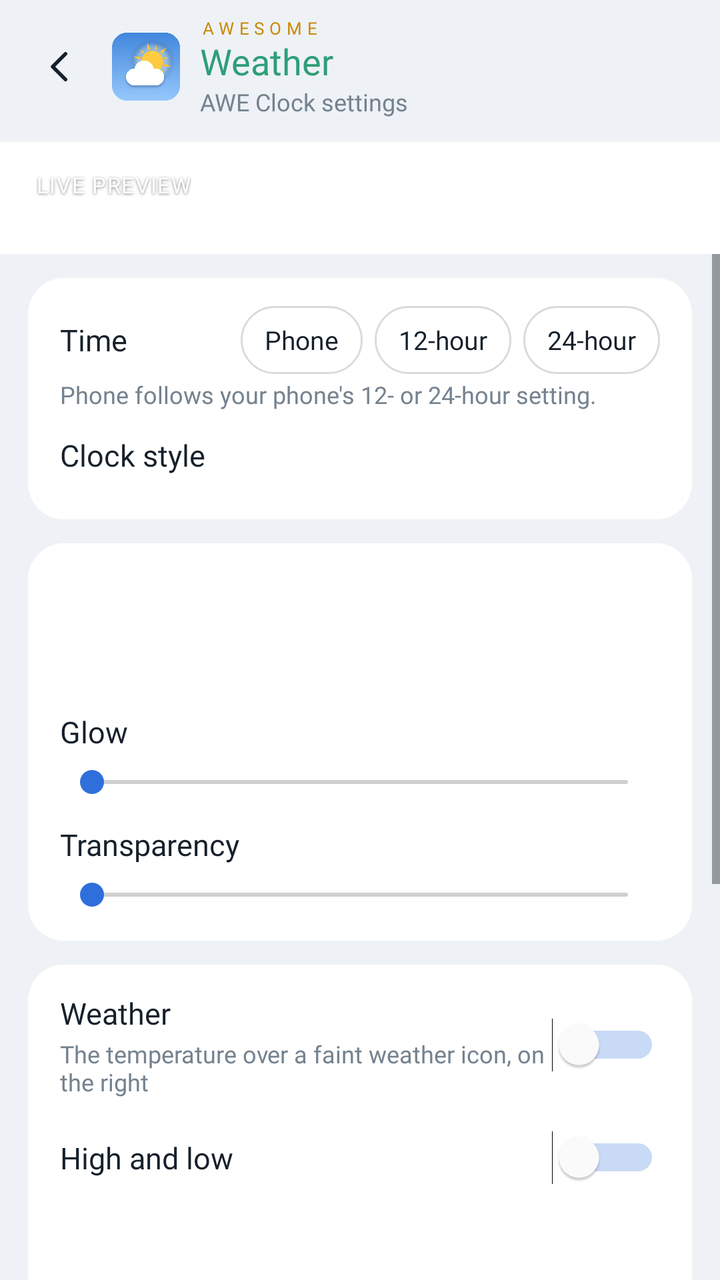
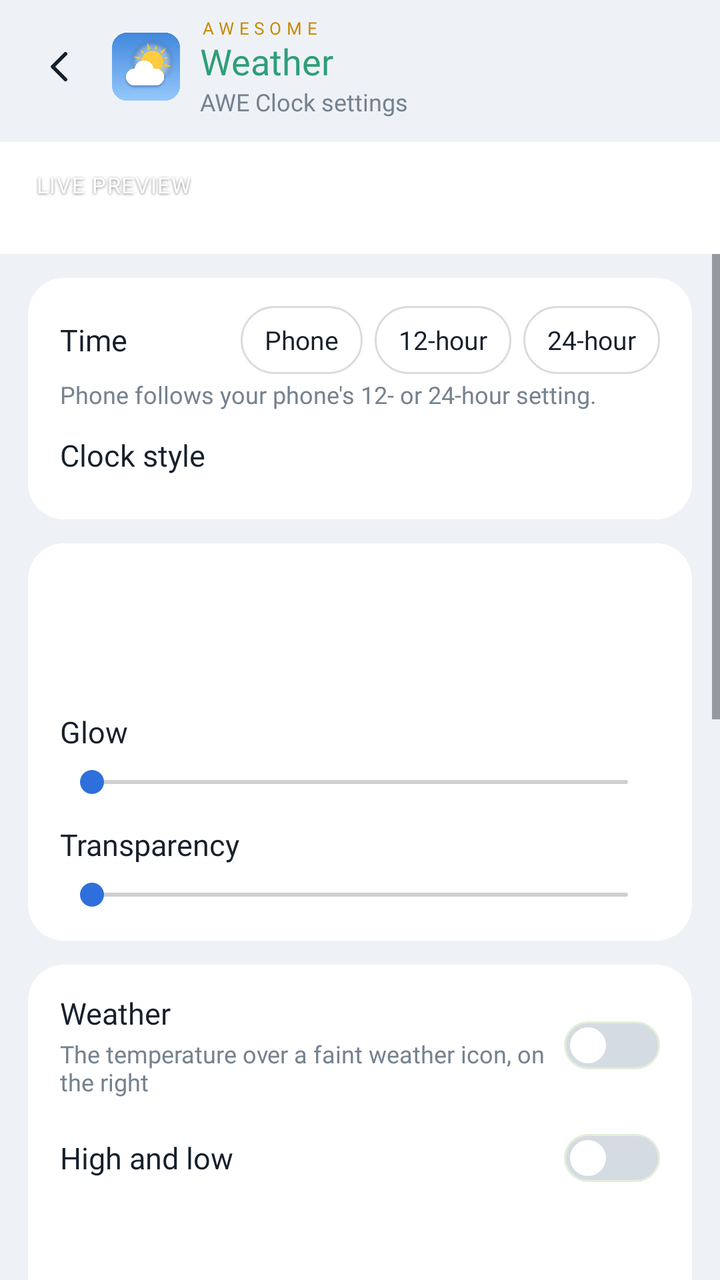

Screens rendered from an Android XML layout before and after an edit, with the pre-edit source and the edit as a unified diff.
<!-- AndroidManifest.xml: activity theme Theme.Awe.WidgetSettings -->
<!-- res/layout/activity_clock_settings.xml -->
<?xml version="1.0" encoding="utf-8"?>
<LinearLayout xmlns:android="http://schemas.android.com/apk/res/android"
    android:id="@+id/root"
    android:layout_width="match_parent"
    android:layout_height="match_parent"
    android:orientation="vertical">

    <LinearLayout
        android:id="@+id/header"
        android:layout_width="match_parent"
        android:layout_height="wrap_content"
        android:background="@color/bg"
        android:gravity="center_vertical"
        android:orientation="horizontal"
        android:paddingStart="8dp"
        android:paddingTop="8dp"
        android:paddingEnd="18dp"
        android:paddingBottom="12dp">

        <ImageView
            android:id="@+id/back"
            android:layout_width="44dp"
            android:layout_height="44dp"
            android:background="?android:attr/selectableItemBackgroundBorderless"
            android:contentDescription="@string/action_back"
            android:padding="11dp"
            android:src="@drawable/ic_back"
            android:tint="@color/ink" />

        <ImageView
            android:layout_width="34dp"
            android:layout_height="34dp"
            android:layout_marginStart="4dp"
            android:layout_marginEnd="10dp"
            android:importantForAccessibility="no"
            android:src="@drawable/app_tile" />

        <LinearLayout
            android:layout_width="0dp"
            android:layout_height="wrap_content"
            android:layout_weight="1"
            android:orientation="vertical">

            <TextView
                android:layout_width="wrap_content"
                android:layout_height="wrap_content"
                android:fontFamily="@font/dm_sans"
                android:fontVariationSettings="'wght' 700"
                android:letterSpacing="0.3"
                android:text="@string/wordmark_awesome"
                android:textColor="@color/awe_gold"
                android:textSize="8.5sp" />

            <TextView
                android:id="@+id/wordmark_weather"
                android:layout_width="wrap_content"
                android:layout_height="wrap_content"
                android:layout_marginTop="-2dp"
                android:fontFamily="@font/dm_sans"
                android:fontVariationSettings="'wght' 700"
                android:text="@string/wordmark_weather"
                android:textColor="@color/awe_green"
                android:textSize="18sp" />

            <TextView
                android:layout_width="wrap_content"
                android:layout_height="wrap_content"
                android:fontFamily="@font/dm_sans"
                android:text="@string/settings_title_clock"
                android:textColor="@color/ink3"
                android:textSize="12sp" />
        </LinearLayout>
    </LinearLayout>

    
    <FrameLayout
        android:id="@+id/preview_container"
        android:layout_width="match_parent"
        android:layout_height="wrap_content"
        android:paddingStart="14dp"
        android:paddingTop="14dp"
        android:paddingEnd="14dp"
        android:paddingBottom="18dp">

        <TextView
            android:layout_width="wrap_content"
            android:layout_height="wrap_content"
            android:layout_marginStart="4dp"
            android:fontFamily="@font/dm_sans"
            android:fontVariationSettings="'wght' 600"
            android:letterSpacing="0.05"
            android:shadowColor="#80000000"
            android:shadowDy="1"
            android:shadowRadius="3"
            android:text="@string/settings_preview"
            android:textColor="#FFFFFF"
            android:textSize="11sp" />

        <ImageView
            android:id="@+id/preview"
            android:layout_width="wrap_content"
            android:layout_height="wrap_content"
            android:layout_gravity="center_horizontal"
            android:layout_marginTop="24dp"
            android:importantForAccessibility="no"
            android:scaleType="fitXY" />
    </FrameLayout>

    <FrameLayout
        android:layout_width="match_parent"
        android:layout_height="0dp"
        android:layout_weight="1"
        android:background="@color/bg">

        <ScrollView
            android:id="@+id/body"
            android:layout_width="match_parent"
            android:layout_height="match_parent"
            android:fillViewport="true">

            <LinearLayout
                android:layout_width="match_parent"
                android:layout_height="wrap_content"
                android:orientation="vertical"
                android:paddingHorizontal="14dp"
                android:paddingTop="12dp"
                android:paddingBottom="20dp">

                
                <LinearLayout style="@style/Awe.Card">

                    <LinearLayout
                        android:layout_width="match_parent"
                        android:layout_height="wrap_content"
                        android:gravity="center_vertical"
                        android:orientation="horizontal">

                        <TextView
                            style="@style/Awe.CardTitle"
                            android:layout_width="0dp"
                            android:layout_weight="1"
                            android:text="@string/clock_time" />

                        <RadioGroup
                            android:id="@+id/format_group"
                            android:layout_width="wrap_content"
                            android:layout_height="wrap_content"
                            android:orientation="horizontal">

                            <RadioButton
                                android:id="@+id/format_phone"
                                style="@style/Awe.Pill"
                                android:text="@string/clock_format_phone" />

                            <RadioButton
                                android:id="@+id/format_12"
                                style="@style/Awe.Pill"
                                android:text="@string/clock_format_12" />

                            <RadioButton
                                android:id="@+id/format_24"
                                style="@style/Awe.Pill"
                                android:text="@string/clock_format_24" />
                        </RadioGroup>
                    </LinearLayout>

                    <TextView
                        style="@style/Awe.Help"
                        android:text="@string/clock_format_help" />

                    <TextView
                        style="@style/Awe.CardTitle"
                        android:layout_marginTop="12dp"
                        android:text="@string/clock_style" />

                    <GridLayout
                        android:id="@+id/faces"
                        android:layout_width="match_parent"
                        android:layout_height="wrap_content"
                        android:layout_marginTop="8dp"
                        android:columnCount="5" />
                </LinearLayout>

                
                <LinearLayout style="@style/Awe.Card">

                    <include
                        android:id="@+id/row_time_color"
                        layout="@layout/clock_color_row" />

                    <LinearLayout
                        android:layout_width="match_parent"
                        android:layout_height="wrap_content"
                        android:layout_marginTop="12dp"
                        android:orientation="horizontal">

                        <TextView
                            style="@style/Awe.CardTitle"
                            android:layout_width="0dp"
                            android:layout_weight="1"
                            android:text="@string/clock_glow" />

                        <TextView
                            android:id="@+id/glow_value"
                            style="@style/Awe.CardTitle"
                            android:textColor="@color/accent" />
                    </LinearLayout>

                    <SeekBar
                        android:id="@+id/glow"
                        android:layout_width="match_parent"
                        android:layout_height="wrap_content"
                        android:layout_marginTop="6dp"
                        android:contentDescription="@string/clock_glow"
                        android:progressTint="@color/accent"
                        android:thumbTint="@color/accent" />

                    <LinearLayout
                        android:layout_width="match_parent"
                        android:layout_height="wrap_content"
                        android:layout_marginTop="12dp"
                        android:orientation="horizontal">

                        <TextView
                            style="@style/Awe.CardTitle"
                            android:layout_width="0dp"
                            android:layout_weight="1"
                            android:text="@string/clock_transparency" />

                        <TextView
                            android:id="@+id/transparency_value"
                            style="@style/Awe.CardTitle"
                            android:textColor="@color/accent" />
                    </LinearLayout>

                    <SeekBar
                        android:id="@+id/transparency"
                        android:layout_width="match_parent"
                        android:layout_height="wrap_content"
                        android:layout_marginTop="6dp"
                        android:contentDescription="@string/clock_transparency"
                        android:progressTint="@color/accent"
                        android:thumbTint="@color/accent" />
                </LinearLayout>

                
                <LinearLayout style="@style/Awe.Card">

                    <LinearLayout
                        android:layout_width="match_parent"
                        android:layout_height="wrap_content"
                        android:gravity="center_vertical"
                        android:orientation="horizontal">

                        <LinearLayout
                            android:layout_width="0dp"
                            android:layout_height="wrap_content"
                            android:layout_weight="1"
                            android:orientation="vertical">

                            <TextView
                                style="@style/Awe.CardTitle"
                                android:text="@string/clock_weather" />

                            <TextView
                                style="@style/Awe.Help"
                                android:text="@string/clock_weather_help" />
                        </LinearLayout>

                        <Switch
                            android:id="@+id/weather"
                            android:layout_width="wrap_content"
                            android:layout_height="wrap_content"
                            android:contentDescription="@string/clock_weather"
                            android:thumbTint="@color/card"
                            android:trackTint="@color/accent" />
                    </LinearLayout>

                    <LinearLayout
                        android:id="@+id/hilo_row"
                        android:layout_width="match_parent"
                        android:layout_height="48dp"
                        android:layout_marginTop="6dp"
                        android:gravity="center_vertical"
                        android:orientation="horizontal">

                        <TextView
                            style="@style/Awe.Radio"
                            android:layout_width="0dp"
                            android:layout_height="wrap_content"
                            android:layout_weight="1"
                            android:paddingStart="0dp"
                            android:text="@string/clock_hilo" />

                        <Switch
                            android:id="@+id/hilo"
                            android:layout_width="wrap_content"
                            android:layout_height="wrap_content"
                            android:contentDescription="@string/clock_hilo"
                            android:thumbTint="@color/card"
                            android:trackTint="@color/accent" />
                    </LinearLayout>

                    <include
                        android:id="@+id/row_temp_color"
                        layout="@layout/clock_color_row" />

                    <LinearLayout
                        android:layout_width="match_parent"
                        android:layout_height="wrap_content"
                        android:layout_marginTop="14dp"
                        android:gravity="center_vertical"
                        android:orientation="horizontal">

                        <TextView
                            style="@style/Awe.CardTitle"
                            android:layout_width="0dp"
                            android:layout_weight="1"
                            android:text="@string/clock_date" />

                        <Switch
                            android:id="@+id/date"
                            android:layout_width="wrap_content"
                            android:layout_height="wrap_content"
                            android:contentDescription="@string/clock_date"
                            android:thumbTint="@color/card"
                            android:trackTint="@color/accent" />
                    </LinearLayout>

                    <LinearLayout
                        android:id="@+id/date_pos_row"
                        android:layout_width="match_parent"
                        android:layout_height="48dp"
                        android:layout_marginTop="6dp"
                        android:gravity="center_vertical"
                        android:orientation="horizontal">

                        <TextView
                            style="@style/Awe.Radio"
                            android:layout_width="0dp"
                            android:layout_height="wrap_content"
                            android:layout_weight="1"
                            android:paddingStart="0dp"
                            android:text="@string/clock_date_pos" />

                        <RadioGroup
                            android:id="@+id/date_pos_group"
                            android:layout_width="wrap_content"
                            android:layout_height="wrap_content"
                            android:orientation="horizontal">

                            <RadioButton
                                android:id="@+id/date_above"
                                style="@style/Awe.Pill"
                                android:text="@string/clock_date_above" />

                            <RadioButton
                                android:id="@+id/date_below"
                                style="@style/Awe.Pill"
                                android:text="@string/clock_date_below" />
                        </RadioGroup>
                    </LinearLayout>

                    <include
                        android:id="@+id/row_date_color"
                        layout="@layout/clock_color_row" />
                </LinearLayout>

                <TextView
                    style="@style/Awe.Help"
                    android:layout_marginHorizontal="4dp"
                    android:layout_marginBottom="12dp"
                    android:text="@string/clock_taps_help" />

                <TextView
                    android:id="@+id/done"
                    android:layout_width="match_parent"
                    android:layout_height="52dp"
                    android:layout_marginTop="6dp"
                    android:background="@drawable/button_done"
                    android:fontFamily="@font/dm_sans"
                    android:fontVariationSettings="'wght' 700"
                    android:gravity="center"
                    android:text="@string/settings_done"
                    android:textColor="#FFFFFF"
                    android:textSize="16sp" />
            </LinearLayout>
        </ScrollView>

        
        <ScrollView
            android:id="@+id/picker"
            android:layout_width="match_parent"
            android:layout_height="match_parent"
            android:background="@color/bg"
            android:visibility="gone">

            <LinearLayout
                android:id="@+id/picker_body"
                style="@style/Awe.Card"
                android:layout_margin="14dp" />
        </ScrollView>
    </FrameLayout>
</LinearLayout>
<!-- res/layout/clock_color_row.xml (included above) -->
<?xml version="1.0" encoding="utf-8"?>
<LinearLayout xmlns:android="http://schemas.android.com/apk/res/android"
    android:layout_width="match_parent"
    android:layout_height="wrap_content"
    android:layout_marginTop="6dp"
    android:background="?android:attr/selectableItemBackground"
    android:clickable="true"
    android:focusable="true"
    android:gravity="center_vertical"
    android:minHeight="52dp"
    android:orientation="horizontal">

    <LinearLayout
        android:layout_width="0dp"
        android:layout_height="wrap_content"
        android:layout_weight="1"
        android:orientation="vertical">

        <TextView
            android:id="@+id/color_title"
            style="@style/Awe.CardTitle" />

        <TextView
            android:id="@+id/color_value"
            style="@style/Awe.Help" />
    </LinearLayout>

    <ImageView
        android:id="@+id/color_swatch"
        android:layout_width="34dp"
        android:layout_height="34dp"
        android:importantForAccessibility="no" />
</LinearLayout>
<!-- resources referenced by this layout -->
<resources>
  <color name="accent">#2F6FDB</color>
  <color name="awe_gold">#C98A06</color>
  <color name="awe_green">#2F9E78</color>
  <color name="bg">#EEF2F6</color>
  <color name="card">#FFFFFF</color>
  <color name="ink">#15202B</color>
  <color name="ink3">#75828F</color>
  <string name="action_back">Back</string>
  <string name="clock_date">Day and date</string>
  <string name="clock_date_above">Above</string>
  <string name="clock_date_below">Below</string>
  <string name="clock_date_pos">Position</string>
  <string name="clock_format_12">12-hour</string>
  <string name="clock_format_24">24-hour</string>
  <string name="clock_format_phone">Phone</string>
  <string name="clock_glow">Glow</string>
  <string name="clock_hilo">High and low</string>
  <string name="clock_style">Clock style</string>
  <string name="clock_time">Time</string>
  <string name="clock_weather">Weather</string>
  <string name="settings_done">Done</string>
  <string name="wordmark_awesome">AWESOME</string>
  <string name="wordmark_weather">Weather</string>
  <color name="line_strong">#2914202B</color>
  <!-- unchanged entries left out for length: 17 -->
</resources>

<!-- the commit's change to res/layout/activity_clock_settings.xml (unified diff, before → after) -->
@@ -269,11 +269,8 @@
 
                         <Switch
                             android:id="@+id/weather"
-                            android:layout_width="wrap_content"
-                            android:layout_height="wrap_content"
-                            android:contentDescription="@string/clock_weather"
-                            android:thumbTint="@color/card"
-                            android:trackTint="@color/accent" />
+                            style="@style/Awe.Switch"
+                            android:contentDescription="@string/clock_weather" />
                     </LinearLayout>
 
                     <LinearLayout
@@ -294,11 +291,8 @@
 
                         <Switch
                             android:id="@+id/hilo"
-                            android:layout_width="wrap_content"
-                            android:layout_height="wrap_content"
-                            android:contentDescription="@string/clock_hilo"
-                            android:thumbTint="@color/card"
-                            android:trackTint="@color/accent" />
+                            style="@style/Awe.Switch"
+                            android:contentDescription="@string/clock_hilo" />
                     </LinearLayout>
 
                     <include
@@ -320,11 +314,8 @@
 
                         <Switch
                             android:id="@+id/date"
-                            android:layout_width="wrap_content"
-                            android:layout_height="wrap_content"
-                            android:contentDescription="@string/clock_date"
-                            android:thumbTint="@color/card"
-                            android:trackTint="@color/accent" />
+                            style="@style/Awe.Switch"
+                            android:contentDescription="@string/clock_date" />
                     </LinearLayout>
 
                     <LinearLayout
@@ -363,6 +354,131 @@
 
                     <include
                         android:id="@+id/row_date_color"
+                        layout="@layout/clock_color_row" />
+                </LinearLayout>
+
+                
+                <LinearLayout style="@style/Awe.Card">
+
+                    <LinearLayout
+                        android:layout_width="match_parent"
+                        android:layout_height="wrap_content"
+                        android:gravity="center_vertical"
+                        android:orientation="horizontal">
+
+                        <LinearLayout
+                            android:layout_width="0dp"
+                            android:layout_height="wrap_content"
+                            android:layout_weight="1"
+                            android:orientation="vertical">
+
+                            <TextView
+                                style="@style/Awe.CardTitle"
+                                android:text="@string/clock_wxline" />
+
+                            <TextView
+                                style="@style/Awe.Help"
+                                android:text="@string/clock_wxline_help" />
+                        </LinearLayout>
+
+                        <Switch
+                            android:id="@+id/wxline"
+                            style="@style/Awe.Switch"
+                            android:contentDescription="@string/clock_wxline" />
+                    </LinearLayout>
+
+                    <LinearLayout
+                        android:id="@+id/wx_same_row"
+                        android:layout_width="match_parent"
+                        android:layout_height="48dp"
+                        android:layout_marginTop="6dp"
+                        android:gravity="center_vertical"
+                        android:orientation="horizontal">
+
+                        <TextView
+                            style="@style/Awe.Radio"
+                            android:layout_width="0dp"
+                            android:layout_height="wrap_content"
+                            android:layout_weight="1"
+                            android:paddingStart="0dp"
+                            android:text="@string/clock_wx_same" />
+
+                        <Switch
+                            android:id="@+id/wx_same"
+                            style="@style/Awe.Switch"
+                            android:contentDescription="@string/clock_wx_same" />
+                    </LinearLayout>
+
+                    <LinearLayout
+                        android:id="@+id/wx_pos_row"
+                        android:layout_width="match_parent"
+                        android:layout_height="48dp"
+                        android:layout_marginTop="6dp"
+                        android:gravity="center_vertical"
+                        android:orientation="horizontal">
+
+                        <TextView
+                            style="@style/Awe.Radio"
+                            android:layout_width="0dp"
+                            android:layout_height="wrap_content"
+                            android:layout_weight="1"
+                            android:paddingStart="0dp"
+                            android:text="@string/clock_wx_pos" />
+
+                        <RadioGroup
+                            android:id="@+id/wx_pos_group"
+                            android:layout_width="wrap_content"
+                            android:layout_height="wrap_content"
+                            android:orientation="horizontal">
+
+                            <RadioButton
+                                android:id="@+id/wx_above"
+                                style="@style/Awe.Pill"
+                                android:text="@string/clock_wx_above" />
+
+                            <RadioButton
+                                android:id="@+id/wx_below"
+                                style="@style/Awe.Pill"
+                                android:text="@string/clock_wx_below" />
+                        </RadioGroup>
+                    </LinearLayout>
+
+                    <LinearLayout
+                        android:id="@+id/wx_order_row"
+                        android:layout_width="match_parent"
+                        android:layout_height="48dp"
+                        android:layout_marginTop="6dp"
+                        android:gravity="center_vertical"
+                        android:orientation="horizontal">
+
+                        <TextView
+                            style="@style/Awe.Radio"
+                            android:layout_width="0dp"
+                            android:layout_height="wrap_content"
+                            android:layout_weight="1"
+                            android:paddingStart="0dp"
+                            android:text="@string/clock_wx_order" />
+
+                        <RadioGroup
+                            android:id="@+id/wx_order_group"
+                            android:layout_width="wrap_content"
+                            android:layout_height="wrap_content"
+                            android:orientation="horizontal">
+
+                            <RadioButton
+                                android:id="@+id/wx_order_above"
+                                style="@style/Awe.Pill"
+                                android:text="@string/clock_wx_order_above" />
+
+                            <RadioButton
+                                android:id="@+id/wx_order_below"
+                                style="@style/Awe.Pill"
+                                android:text="@string/clock_wx_order_below" />
+                        </RadioGroup>
+                    </LinearLayout>
+
+                    <include
+                        android:id="@+id/row_wxline_color"
                         layout="@layout/clock_color_row" />
                 </LinearLayout>
 
<!-- resource entries referenced after the edit -->
@@ -20,10 +20,71 @@
   <string name="clock_style">Clock style</string>
   <string name="clock_time">Time</string>
   <string name="clock_weather">Weather</string>
+  <string name="clock_wx_above">Above clock</string>
+  <string name="clock_wx_below">Below clock</string>
+  <string name="clock_wx_order">Next to the date</string>
+  <string name="clock_wx_order_above">Above it</string>
+  <string name="clock_wx_order_below">Below it</string>
+  <string name="clock_wx_pos">Position</string>
+  <string name="clock_wx_same">Same line as date</string>
+  <string name="clock_wxline">Weather line</string>
+  <string name="clock_wxline_help">Today\'s temperature with its high and low</string>
   <string name="settings_done">Done</string>
   <string name="wordmark_awesome">AWESOME</string>
   <string name="wordmark_weather">Weather</string>
+  <style name="Awe.Switch" parent="">
+          <item name="android:layout_width">wrap_content</item>
+          <item name="android:layout_height">wrap_content</item>
+          <item name="android:thumb">@drawable/switch_thumb</item>
+          <item name="android:track">@drawable/switch_track</item>
+          <item name="android:switchMinWidth">44dp</item>
+          <item name="android:thumbTint">#FFFFFFFF</item>
+          <item name="android:thumbTintMode">multiply</item>
+          <item name="android:trackTint">#FFFFFFFF</item>
+          <item name="android:trackTintMode">multiply</item>
+      </style>
+  <!-- drawable switch_thumb (drawable) -->
+  <?xml version="1.0" encoding="utf-8"?>
+  <layer-list xmlns:android="http://schemas.android.com/apk/res/android">
+      <item android:bottom="3dp" android:left="3dp" android:right="3dp" android:top="3dp">
+          <shape android:shape="oval">
+              <solid android:color="#FFFFFF" />
+              <size android:width="18dp" android:height="18dp" />
+          </shape>
+      </item>
+  </layer-list>
+  <!-- drawable switch_track (drawable) -->
+  <?xml version="1.0" encoding="utf-8"?>
+  <selector xmlns:android="http://schemas.android.com/apk/res/android">
+      <item android:state_enabled="false">
+          <shape android:shape="rectangle">
+              <corners android:radius="12dp" />
+              <solid android:color="@color/switch_disabled" />
+              <stroke android:width="1dp" android:color="@color/switch_outline" />
+              <size android:width="44dp" android:height="24dp" />
+          </shape>
+      </item>
+      <item android:state_checked="true">
+          <shape android:shape="rectangle">
+              <corners android:radius="12dp" />
+              <solid android:color="@color/accent" />
+              <stroke android:width="1dp" android:color="@color/switch_outline" />
+              <size android:width="44dp" android:height="24dp" />
+          </shape>
+      </item>
+      <item>
+          <shape android:shape="rectangle">
+              <corners android:radius="12dp" />
+              <solid android:color="@color/switch_off" />
+              <stroke android:width="1dp" android:color="@color/switch_outline" />
+              <size android:width="44dp" android:height="24dp" />
+          </shape>
+      </item>
+  </selector>
   <color name="line_strong">#2914202B</color>
+  <color name="switch_disabled">#A9C3EE</color>
+  <color name="switch_outline">#E2EFD9</color>
+  <color name="switch_off">#D5DBE2</color>
   <!-- unchanged entries left out for length: 17 -->
 </resources>
 
